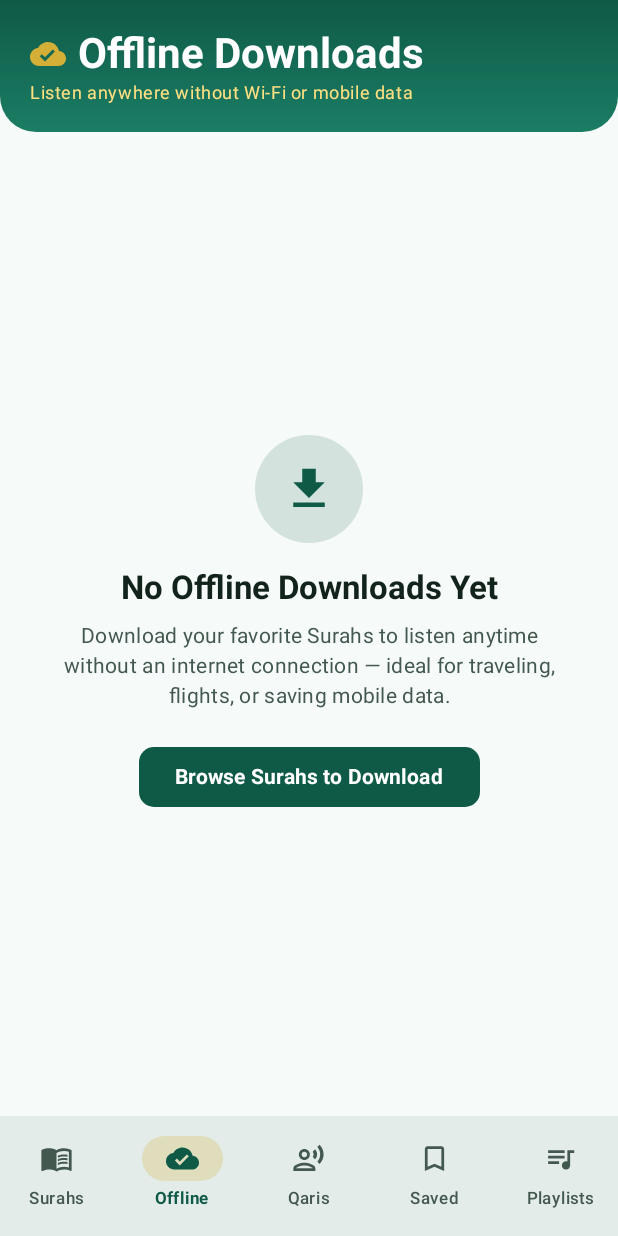
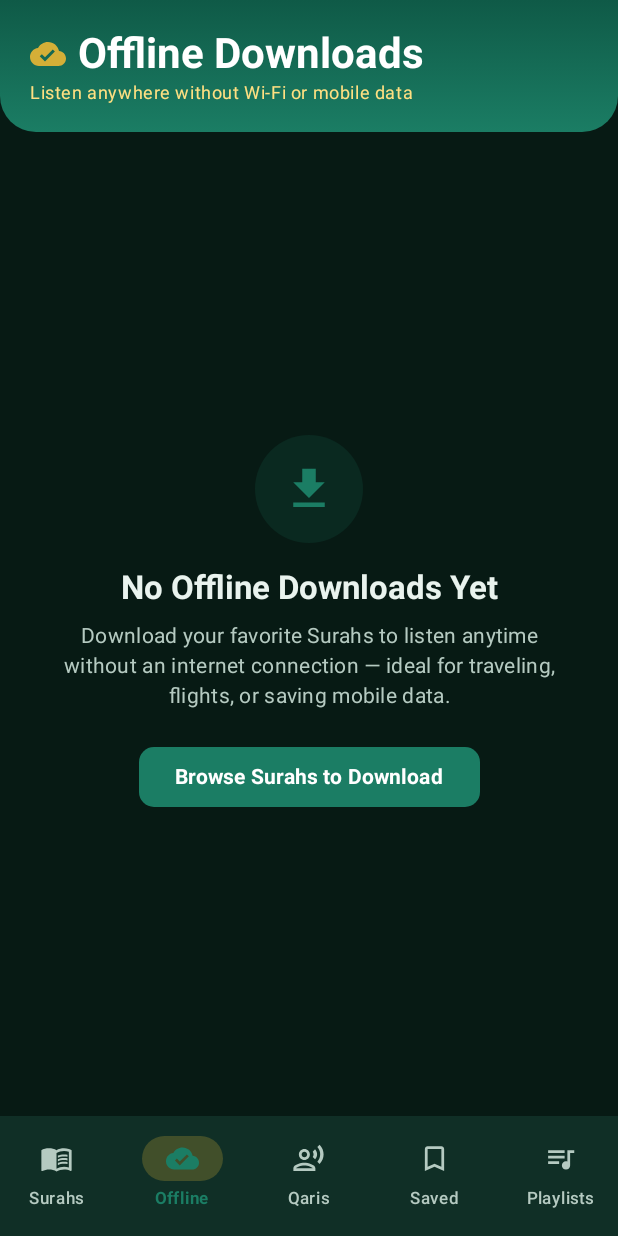
Before and after one commit to akikto/MP3-Quran, an Android app built with Jetpack Compose: the screen it shows after launch (MainActivity), item 2 of the bottom bar chosen, on a phone screen of 412 x 824 dp. Run offline under Robolectric (Android 15) with nearby library versions, the phone set to English and light mode, and no system bars; our stand-ins replace Room's generated code.

```diff
--- a/app/src/main/java/com/example/MainActivity.kt
+++ b/app/src/main/java/com/example/MainActivity.kt
@@ -2,6 +2,7 @@ package com.example
 
 import android.os.Bundle
 import androidx.activity.ComponentActivity
+import androidx.activity.SystemBarStyle
 import androidx.activity.compose.setContent
 import androidx.activity.enableEdgeToEdge
 import com.example.ui.QuranApp
@@ -10,7 +11,10 @@ import com.example.ui.theme.AudioQuranTheme
 class MainActivity : ComponentActivity() {
     override fun onCreate(savedInstanceState: Bundle?) {
         super.onCreate(savedInstanceState)
-        enableEdgeToEdge()
+        enableEdgeToEdge(
+            statusBarStyle = SystemBarStyle.dark(android.graphics.Color.rgb(7, 26, 20)),
+            navigationBarStyle = SystemBarStyle.dark(android.graphics.Color.rgb(7, 26, 20))
+        )
         setContent {
             AudioQuranTheme {
                 QuranApp()
--- a/app/src/main/java/com/example/ui/components/SurahCard.kt
+++ b/app/src/main/java/com/example/ui/components/SurahCard.kt
@@ -90,20 +90,23 @@ fun SurahCard(
         border = borderStroke,
         elevation = CardDefaults.cardElevation(defaultElevation = if (isCurrentSurah) 3.dp else 1.dp)
     ) {
-        Row(
+        Column(
             modifier = Modifier
                 .fillMaxWidth()
-                .padding(horizontal = 14.dp, vertical = 12.dp),
+                .padding(horizontal = 10.dp, vertical = 8.dp)
+        ) {
+          Row(
+            modifier = Modifier.fillMaxWidth(),
             verticalAlignment = Alignment.CenterVertically
-        ) {
+          ) {
             // Star badge
             IslamicStarBadge(
                 number = surah.number,
                 isActive = isCurrentSurah,
-                size = 44.dp
+                size = 38.dp
             )
 
-            Spacer(modifier = Modifier.width(14.dp))
+            Spacer(modifier = Modifier.width(10.dp))
 
             // Surah English Details
             Column(
@@ -140,7 +143,9 @@ fun SurahCard(
                                 GoldAccent
                             },
                             modifier = Modifier.padding(horizontal = 5.dp, vertical = 2.dp),
-                            fontSize = 10.sp
+                            fontSize = 10.sp,
+                            maxLines = 1,
+                            softWrap = false
                         )
                     }
 
@@ -185,7 +190,7 @@ fun SurahCard(
             // Arabic Name & Audio Wave
             Column(
                 horizontalAlignment = Alignment.End,
-                modifier = Modifier.padding(end = 6.dp)
+                modifier = Modifier.padding(start = 6.dp)
             ) {
                 Text(
                     text = surah.nameArabic,
@@ -205,9 +210,14 @@ fun SurahCard(
                     )
                 }
             }
+          }
 
             // Action Buttons: Download, Add to playlist, Favorite, Play/Pause
-            Row(verticalAlignment = Alignment.CenterVertically) {
+            Row(
+                modifier = Modifier.fillMaxWidth(),
+                horizontalArrangement = Arrangement.End,
+                verticalAlignment = Alignment.CenterVertically
+            ) {
                 // Download button or indicator
                 if (onDownloadClick != null) {
                     IconButton(
--- a/app/src/main/java/com/example/ui/theme/Theme.kt
+++ b/app/src/main/java/com/example/ui/theme/Theme.kt
@@ -1,7 +1,6 @@
 package com.example.ui.theme
 
 import android.os.Build
-import androidx.compose.foundation.isSystemInDarkTheme
 import androidx.compose.material3.MaterialTheme
 import androidx.compose.material3.darkColorScheme
 import androidx.compose.material3.dynamicDarkColorScheme
@@ -50,7 +49,7 @@ private val LightColorScheme =
 
 @Composable
 fun AudioQuranTheme(
-  darkTheme: Boolean = isSystemInDarkTheme(),
+  darkTheme: Boolean = true,
   dynamicColor: Boolean = false, // Keep branded emerald & gold aesthetic by default
   content: @Composable () -> Unit,
 ) {
@@ -70,7 +69,7 @@ fun AudioQuranTheme(
 // Retain alias for backward compatibility if any preview references it
 @Composable
 fun MyApplicationTheme(
-  darkTheme: Boolean = isSystemInDarkTheme(),
+  darkTheme: Boolean = true,
   dynamicColor: Boolean = false,
   content: @Composable () -> Unit,
 ) {
```
Also changed, not shown: 1 other file.
